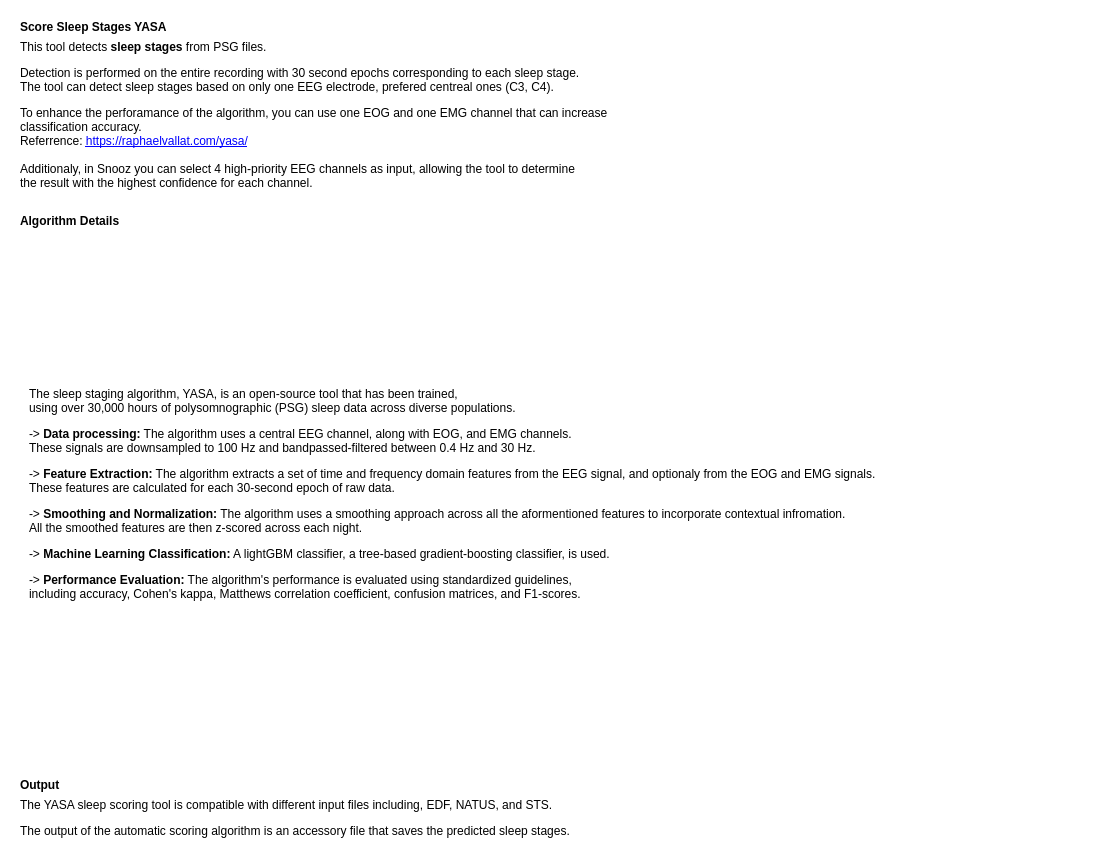
Above: tools/CEAMSTools/ScoreSleepStagesYASA/AlgoIntroStep/Ui_AlgoIntroStep.ui from SnoozToolbox/snooz-package-ceams before the change. Below: the same form after it.
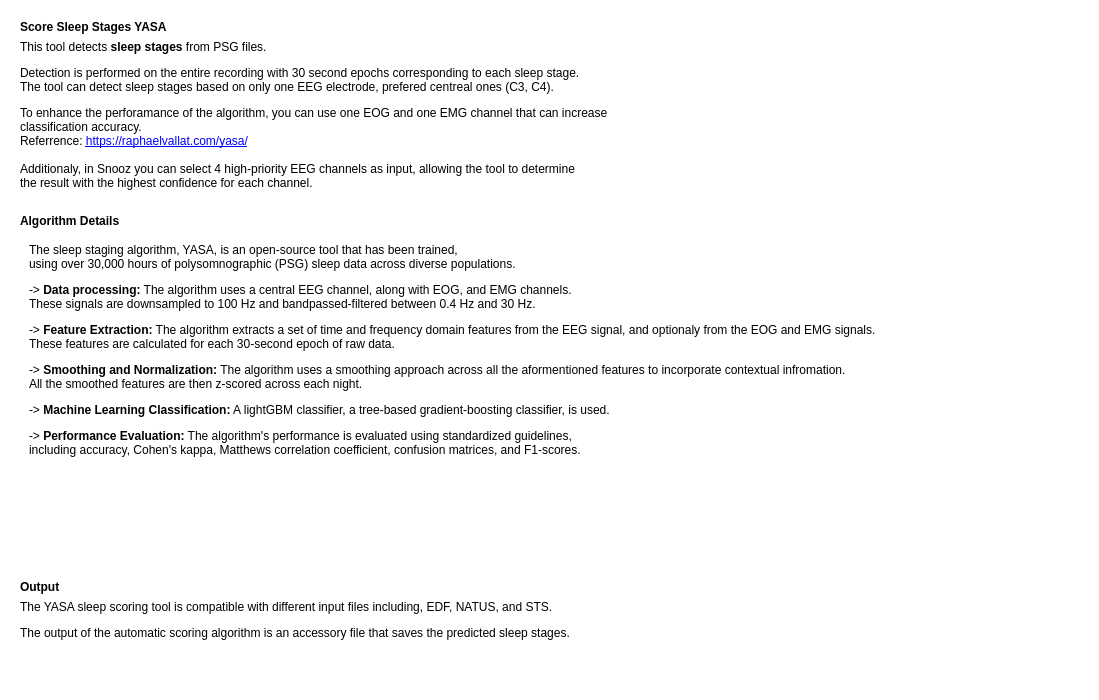
That is the form after the change.

The edit to the form file:
```diff
--- a/tools/CEAMSTools/ScoreSleepStagesYASA/AlgoIntroStep/Ui_AlgoIntroStep.ui
+++ b/tools/CEAMSTools/ScoreSleepStagesYASA/AlgoIntroStep/Ui_AlgoIntroStep.ui
@@ -7,7 +7,7 @@
     <x>0</x>
     <y>0</y>
     <width>1099</width>
-    <height>858</height>
+    <height>700</height>
    </rect>
   </property>
   <property name="windowTitle">
@@ -76,6 +76,12 @@
        </item>
        <item>
         <widget class="QFrame" name="frame_2">
+         <property name="sizePolicy">
+          <sizepolicy hsizetype="Expanding" vsizetype="Expanding">
+           <horstretch>0</horstretch>
+           <verstretch>0</verstretch>
+          </sizepolicy>
+         </property>
          <property name="styleSheet">
           <string notr="true">background-color: rgb(255, 255, 255);</string>
          </property>
@@ -121,13 +127,25 @@
               <rect>
                <x>0</x>
                <y>0</y>
-               <width>1451</width>
-               <height>346</height>
+               <width>1161</width>
+               <height>287</height>
               </rect>
              </property>
              <layout class="QHBoxLayout" name="horizontalLayout">
               <item>
                <widget class="QLabel" name="label_4">
+                <property name="sizePolicy">
+                 <sizepolicy hsizetype="Expanding" vsizetype="Expanding">
+                  <horstretch>0</horstretch>
+                  <verstretch>0</verstretch>
+                 </sizepolicy>
+                </property>
+                <property name="focusPolicy">
+                 <enum>Qt::NoFocus</enum>
+                </property>
+                <property name="contextMenuPolicy">
+                 <enum>Qt::NoContextMenu</enum>
+                </property>
                 <property name="styleSheet">
                  <string notr="true">background-color: rgb(255, 255, 255);</string>
                 </property>
@@ -137,6 +155,9 @@
                 <property name="text">
                  <string>&lt;html&gt;&lt;head/&gt;&lt;body&gt;&lt;p&gt;The sleep staging algorithm, YASA, is an open-source tool that has been trained,&lt;br/&gt;using over 30,000 hours of polysomnographic (PSG) sleep data across diverse populations. &lt;/p&gt;&lt;p&gt;-&amp;gt;&lt;span style=&quot; font-weight:600;&quot;&gt; Data processing:&lt;/span&gt; The algorithm uses a central EEG channel, along with EOG, and EMG channels.&lt;br/&gt;These signals are downsampled to 100 Hz and bandpassed-filtered between 0.4 Hz and 30 Hz. &lt;/p&gt;&lt;p&gt;-&amp;gt; &lt;span style=&quot; font-weight:600;&quot;&gt;Feature Extraction:&lt;/span&gt; The algorithm extracts a set of time and frequency domain features from the EEG signal, and optionaly from the EOG and EMG signals.&lt;br/&gt;These features are calculated for each 30-second epoch of raw data. &lt;/p&gt;&lt;p&gt;-&amp;gt; &lt;span style=&quot; font-weight:600;&quot;&gt;Smoothing and Normalization:&lt;/span&gt; The algorithm uses a smoothing approach across all the aformentioned features to incorporate contextual infromation.&lt;br/&gt;All the smoothed features are then z-scored across each night. &lt;/p&gt;&lt;p&gt;-&amp;gt; &lt;span style=&quot; font-weight:600;&quot;&gt;Machine Learning Classification:&lt;/span&gt; A lightGBM classifier, a tree-based gradient-boosting classifier, is used. &lt;/p&gt;&lt;p&gt;-&amp;gt; &lt;span style=&quot; font-weight:600;&quot;&gt;Performance Evaluation:&lt;/span&gt; The algorithm's performance is evaluated using standardized guidelines,&lt;br/&gt;including accuracy, Cohen's kappa, Matthews correlation coefficient, confusion matrices, and F1-scores. &lt;/p&gt;&lt;/body&gt;&lt;/html&gt;</string>
                 </property>
+                <property name="alignment">
+                 <set>Qt::AlignLeading|Qt::AlignLeft|Qt::AlignTop</set>
+                </property>
                </widget>
               </item>
              </layout>
@@ -182,8 +203,27 @@
             <property name="text">
              <string>&lt;html&gt;&lt;head/&gt;&lt;body&gt;&lt;p&gt;The YASA sleep scoring tool is compatible with different input files including, EDF, NATUS, and STS. &lt;/p&gt;&lt;p&gt;The output of the automatic scoring algorithm is an accessory file that saves the predicted sleep stages.&lt;/p&gt;&lt;/body&gt;&lt;/html&gt;</string>
             </property>
+            <property name="alignment">
+             <set>Qt::AlignLeading|Qt::AlignLeft|Qt::AlignTop</set>
+            </property>
            </widget>
           </item>
+          <item>
+           <spacer name="verticalSpacer">
+            <property name="orientation">
+             <enum>Qt::Vertical</enum>
+            </property>
+            <property name="sizeType">
+             <enum>QSizePolicy::Preferred</enum>
+            </property>
+            <property name="sizeHint" stdset="0">
+             <size>
+              <width>20</width>
+              <height>40</height>
+             </size>
+            </property>
+           </spacer>
+          </item>
          </layout>
         </widget>
        </item>
```
